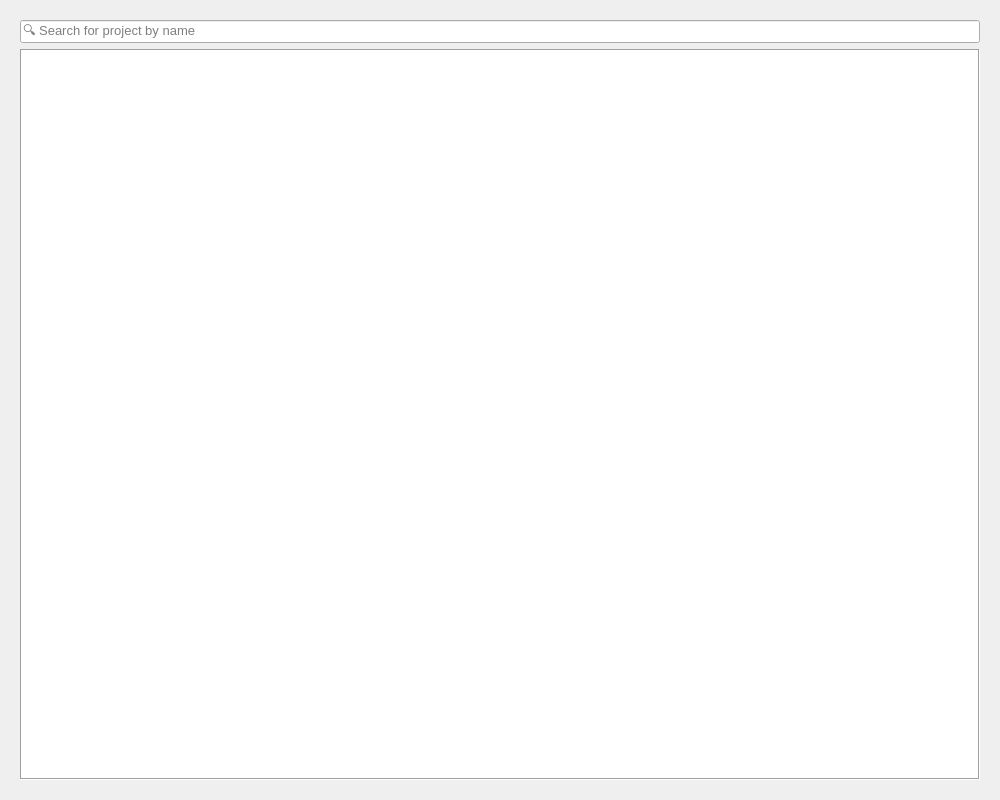
First picture: the form in rana_qgis_plugin/widgets/ui/projects.ui, repository nens/rana-qgis-plugin, before the edit.
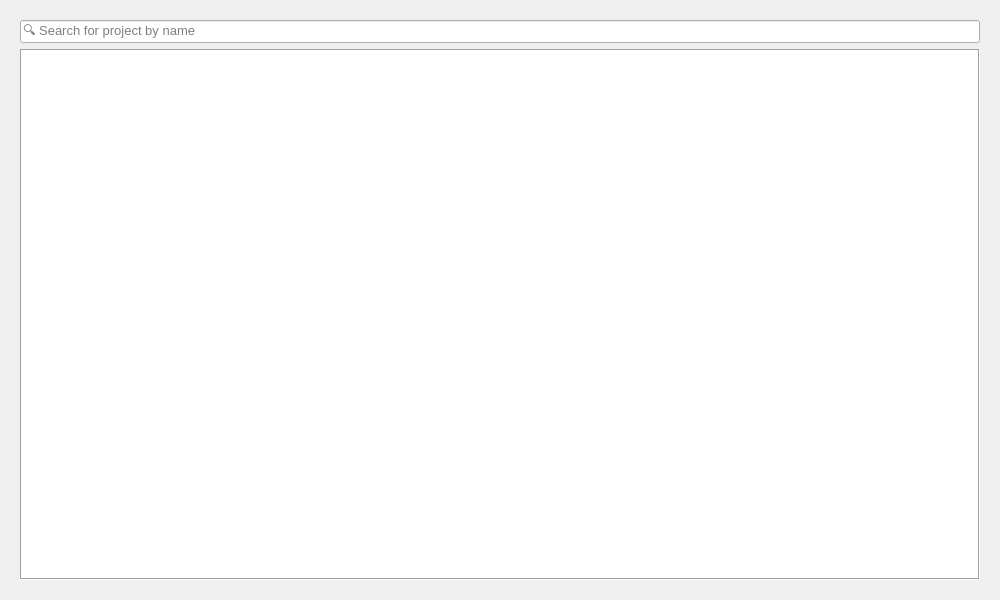
Second picture: the form after the edit.

Commit message: Open raster file

Patch:
```diff
--- a/rana_qgis_plugin/widgets/ui/projects.ui
+++ b/rana_qgis_plugin/widgets/ui/projects.ui
@@ -13,7 +13,7 @@
   <property name="maximumSize">
    <size>
     <width>1000</width>
-    <height>800</height>
+    <height>600</height>
    </size>
   </property>
   <property name="focusPolicy">
```
The commit also changes 2 other files.
